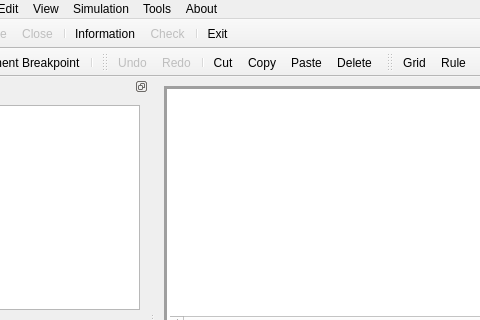
Before: the Qt Designer form source/applications/gui/qt/GenesysQtGUI/mainwindow.ui in jdanprad0/Genesys-GUI-DS1, drawn with Qt 5; both pictures show x 125 to 605 and y 0 to 320 of the 1081 by 777 pixel window.
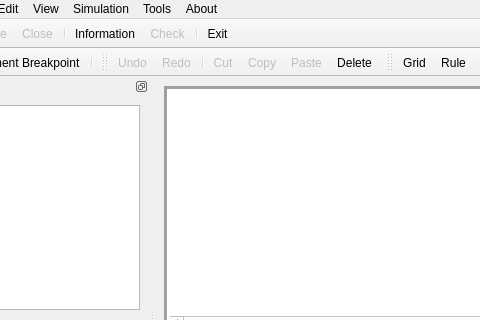
After: the same form once the commit is applied. Icons and pictures are not drawn. Custom widgets are drawn as their Qt base class.

```diff
--- a/source/applications/gui/qt/GenesysQtGUI/mainwindow.ui
+++ b/source/applications/gui/qt/GenesysQtGUI/mainwindow.ui
@@ -1515,6 +1515,9 @@
    </property>
   </action>
   <action name="actionEditCut">
+   <property name="enabled">
+    <bool>false</bool>
+   </property>
    <property name="icon">
     <iconset resource="GenesysQtGUI_resources.qrc">
      <normaloff>:/icons3/resources/icons/pack3/ico/cut.ico</normaloff>:/icons3/resources/icons/pack3/ico/cut.ico</iconset>
@@ -1527,6 +1530,9 @@
    </property>
   </action>
   <action name="actionEditCopy">
+   <property name="enabled">
+    <bool>false</bool>
+   </property>
    <property name="icon">
     <iconset resource="GenesysQtGUI_resources.qrc">
      <normaloff>:/icons3/resources/icons/pack3/ico/copy.ico</normaloff>:/icons3/resources/icons/pack3/ico/copy.ico</iconset>
@@ -1540,7 +1546,7 @@
   </action>
   <action name="actionEditPaste">
    <property name="enabled">
-    <bool>true</bool>
+    <bool>false</bool>
    </property>
    <property name="icon">
     <iconset resource="GenesysQtGUI_resources.qrc">
```
Left out of the diff: 2 changed lines with no effect on the pictures.
